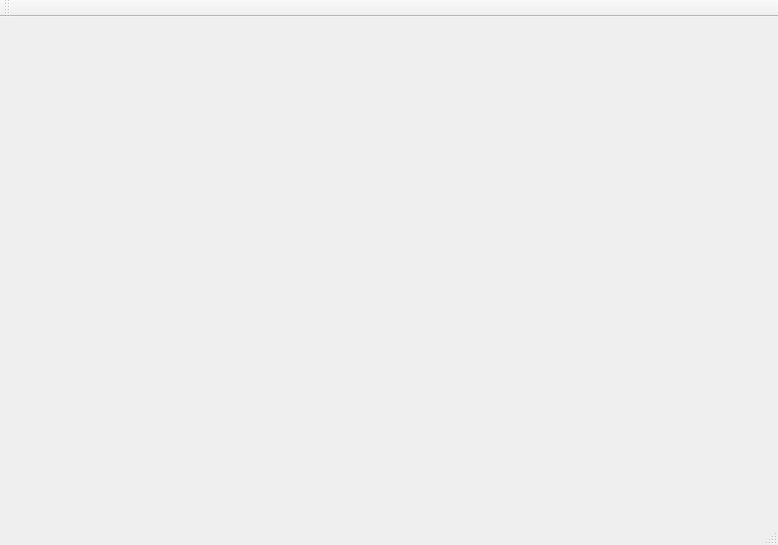
The window that mainwindow.ui (kerlw/kidsudoku_editor) describes before a commit, drawn with Qt 5.
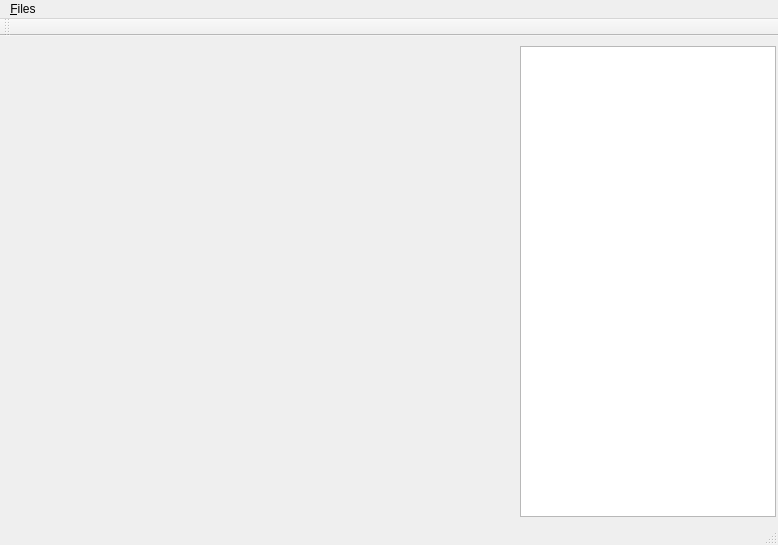
The same window after the commit. Custom widgets are drawn as their Qt base class.

Diff of the .ui file:
```diff
--- a/mainwindow.ui
+++ b/mainwindow.ui
@@ -13,7 +13,18 @@
   <property name="windowTitle">
    <string>MainWindow</string>
   </property>
-  <widget class="QWidget" name="centralWidget"/>
+  <widget class="QWidget" name="centralWidget">
+   <widget class="QPropertyEditorWidget" name="m_propertyEditor">
+    <property name="geometry">
+     <rect>
+      <x>520</x>
+      <y>10</y>
+      <width>256</width>
+      <height>471</height>
+     </rect>
+    </property>
+   </widget>
+  </widget>
   <widget class="QMenuBar" name="menuBar">
    <property name="geometry">
     <rect>
@@ -23,6 +34,19 @@
      <height>28</height>
     </rect>
    </property>
+   <widget class="QMenu" name="menu_Files">
+    <property name="title">
+     <string>&amp;Files</string>
+    </property>
+    <addaction name="action_New"/>
+    <addaction name="action_Open"/>
+    <addaction name="separator"/>
+    <addaction name="action_Save"/>
+    <addaction name="actionSave_as"/>
+    <addaction name="separator"/>
+    <addaction name="action_Quit"/>
+   </widget>
+   <addaction name="menu_Files"/>
   </widget>
   <widget class="QToolBar" name="mainToolBar">
    <attribute name="toolBarArea">
@@ -35,6 +59,13 @@
   <widget class="QStatusBar" name="statusBar"/>
  </widget>
  <layoutdefault spacing="6" margin="11"/>
+ <customwidgets>
+  <customwidget>
+   <class>QPropertyEditorWidget</class>
+   <extends>QTreeView</extends>
+   <header>widgets/QPropertyEditorWidget.h</header>
+  </customwidget>
+ </customwidgets>
  <resources/>
  <connections/>
 </ui>
```
Left out of the diff: 25 changed lines with no effect on the pictures.
